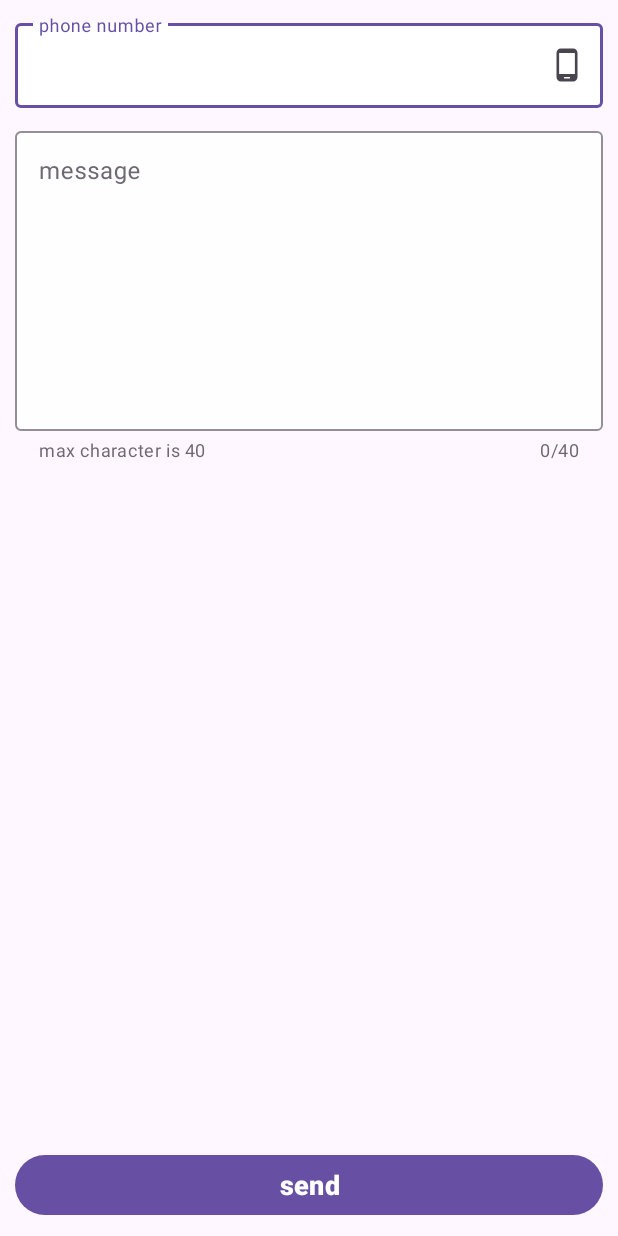
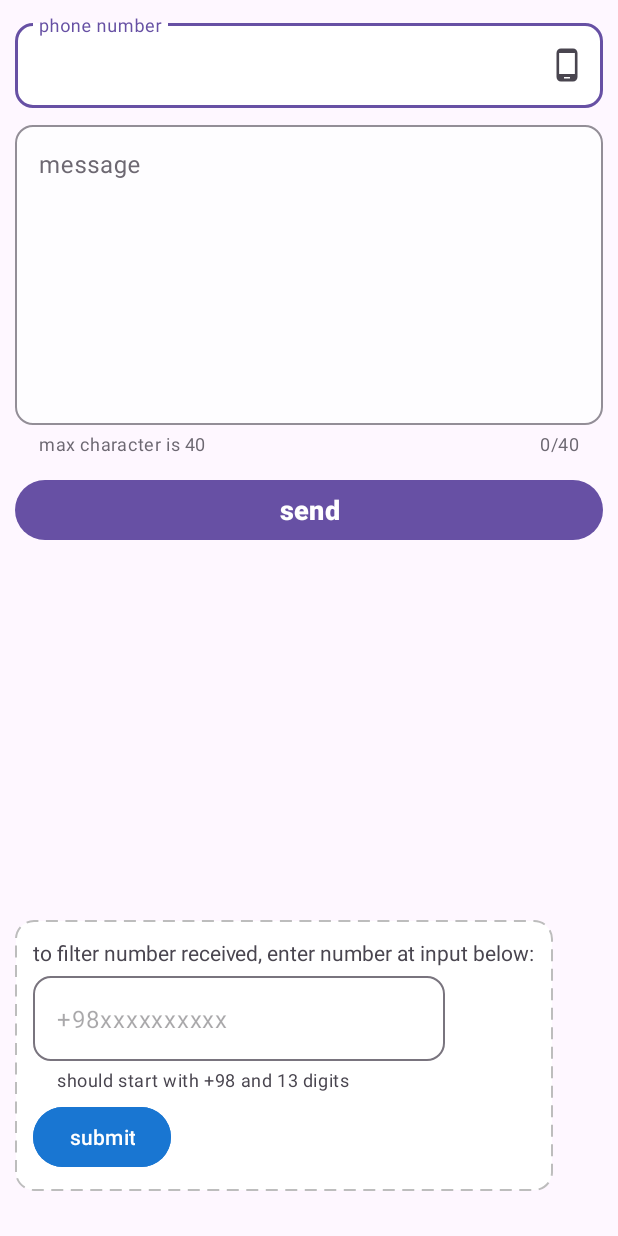
Before and after one commit to nimahakim1993/SmsmanagePub, an Android app: the layout activity_main.xml on its own in the app's theme, with its tools: preview values and no code run, on a phone screen of 412 x 824 dp. Run offline under Robolectric (Android 15) with nearby library versions, the phone set to English and light mode, and no system bars.

Commit message:
handle layout number receive filter

```diff
--- a/app/src/main/java/com/example/smsmanage/presentation/util/MessageValidator.kt
+++ b/app/src/main/java/com/example/smsmanage/presentation/util/DataValidator.kt
@@ -3,9 +3,9 @@ package com.example.smsmanage.presentation.util
 import android.content.Context
 import android.widget.Toast
 
-class MessageValidator(private val context: Context) {
+class DataValidator(private val context: Context) {
 
-    fun validate(phone: String, message: String): Boolean {
+    fun validateSendData(phone: String, message: String): Boolean {
         if (phone.isEmpty() || message.isEmpty()) {
             showToast("Phone number and message cannot be empty")
             return false
@@ -21,6 +21,22 @@ class MessageValidator(private val context: Context) {
         return true
     }
 
+    fun validateReceiveData(phone: String): Boolean {
+        if (phone.isEmpty()) {
+            showToast("Phone number cannot be empty")
+            return false
+        }
+        if (!phone.startsWith("+98")) {
+            showToast("Phone number should start with +98")
+            return false
+        }
+        if (phone.length != 13) {
+            showToast("Phone number should be 13 digits")
+            return false
+        }
+        return true
+    }
+
     private fun showToast(message: String) {
         Toast.makeText(context, message, Toast.LENGTH_SHORT).show()
     }
--- /dev/null
+++ b/app/src/main/res/drawable/bg_dotted_line.xml
@@ -0,0 +1,19 @@
+<layer-list xmlns:android="http://schemas.android.com/apk/res/android" >
+    <item>
+        <shape>
+            <corners android:radius="12dp"/>
+            <solid android:color="#ffffff" />
+            <stroke
+                android:dashGap="5dp"
+                android:dashWidth="8dp"
+                android:width="1dp"
+                android:color="@color/gray_400" />
+            <padding
+                android:bottom="5dp"
+                android:left="5dp"
+                android:right="5dp"
+                android:top="5dp" />
+
+        </shape>
+    </item>
+</layer-list>
--- a/app/src/main/res/layout/activity_main.xml
+++ b/app/src/main/res/layout/activity_main.xml
@@ -13,6 +13,10 @@
         android:layout_width="match_parent"
         android:layout_height="wrap_content"
         android:nextFocusDown="@id/et_phone"
+        app:boxCornerRadiusBottomEnd="12dp"
+        app:boxCornerRadiusBottomStart="12dp"
+        app:boxCornerRadiusTopEnd="12dp"
+        app:boxCornerRadiusTopStart="12dp"
         app:layout_constraintTop_toTopOf="parent"
         app:layout_constraintStart_toStartOf="parent"
         app:layout_constraintEnd_toEndOf="parent"
@@ -34,9 +38,13 @@
         style="Widget.MaterialComponents.TextInputLayout.OutlinedBox"
         android:layout_width="match_parent"
         android:layout_height="wrap_content"
-        android:layout_marginTop="10dp"
+        android:layout_marginTop="6dp"
         app:layout_constraintTop_toBottomOf="@id/til_phone"
         app:layout_constraintStart_toStartOf="parent"
+        app:boxCornerRadiusBottomEnd="12dp"
+        app:boxCornerRadiusBottomStart="12dp"
+        app:boxCornerRadiusTopEnd="12dp"
+        app:boxCornerRadiusTopStart="12dp"
         android:alpha="0.8"
         app:counterEnabled="true"
         app:counterMaxLength="40"
@@ -64,8 +72,67 @@
         android:text="@string/str_send"
         android:textStyle="bold"
         android:textSize="18sp"
-        app:layout_constraintBottom_toBottomOf="parent"
+        android:layout_marginTop="12dp"
+        app:layout_constraintTop_toBottomOf="@id/til_message"
         app:layout_constraintStart_toStartOf="parent"
         app:layout_constraintEnd_toEndOf="parent"/>
 
+
+    <LinearLayout
+        android:layout_width="wrap_content"
+        android:layout_height="wrap_content"
+        android:orientation="vertical"
+        android:gravity="start"
+        android:background="@drawable/bg_dotted_line"
+        android:layout_marginBottom="20dp"
+        android:padding="12dp"
+        app:layout_constraintBottom_toBottomOf="parent"
+        app:layout_constraintStart_toStartOf="parent">
+
+        <androidx.appcompat.widget.AppCompatTextView
+            android:layout_width="wrap_content"
+            android:layout_height="wrap_content"
+            android:text="@string/str_input_receive_number"/>
+
+        <com.google.android.material.textfield.TextInputLayout
+            android:id="@+id/til_receive_number"
+            style="Widget.MaterialComponents.TextInputLayout.OutlinedBox"
+            android:layout_width="match_parent"
+            android:layout_height="wrap_content"
+            android:layout_marginTop="6dp"
+            android:layout_marginEnd="60dp"
+            app:hintEnabled="false"
+            app:boxCornerRadiusBottomEnd="12dp"
+            app:boxCornerRadiusBottomStart="12dp"
+            app:boxCornerRadiusTopEnd="12dp"
+            app:boxCornerRadiusTopStart="12dp"
+            android:nextFocusDown="@id/et_phone"
+            app:boxBackgroundColor="@color/white"
+            app:helperTextEnabled="true"
+            app:helperText="should start with +98 and 13 digits"
+            >
+
+            <com.google.android.material.textfield.TextInputEditText
+                android:id="@+id/et_receive_number"
+                android:layout_width="match_parent"
+                android:layout_height="wrap_content"
+                android:inputType="phone"
+                android:hint="@string/str_hint_receive"
+                tools:ignore="RtlHardcoded" />
+        </com.google.android.material.textfield.TextInputLayout>
+
+
+        <com.google.android.material.button.MaterialButton
+            android:id="@+id/btn_submit_receive_number"
+            android:layout_width="wrap_content"
+            android:layout_height="wrap_content"
+            android:backgroundTint="@color/blue"
+            android:text="submit"
+            android:layout_marginTop="6dp"/>
+
+
+    </LinearLayout>
+
+
+
 </androidx.constraintlayout.widget.ConstraintLayout>
--- a/app/src/main/res/values/colors.xml
+++ b/app/src/main/res/values/colors.xml
@@ -10,4 +10,7 @@
     <color name="brown">#795548</color>
     <color name="pink">#E91E63</color>
     <color name="cream">#FFF59D</color>
+
+    <color name="gray_100">#F5F5F5</color>
+    <color name="gray_400">#BDBDBD</color>
 </resources>
```
